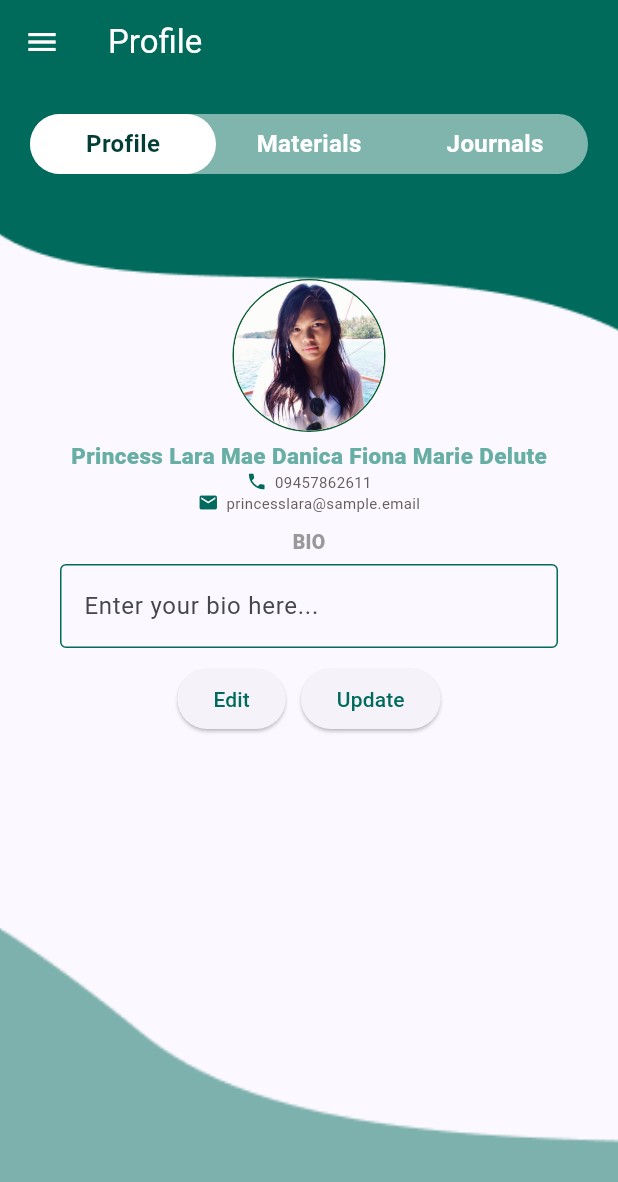
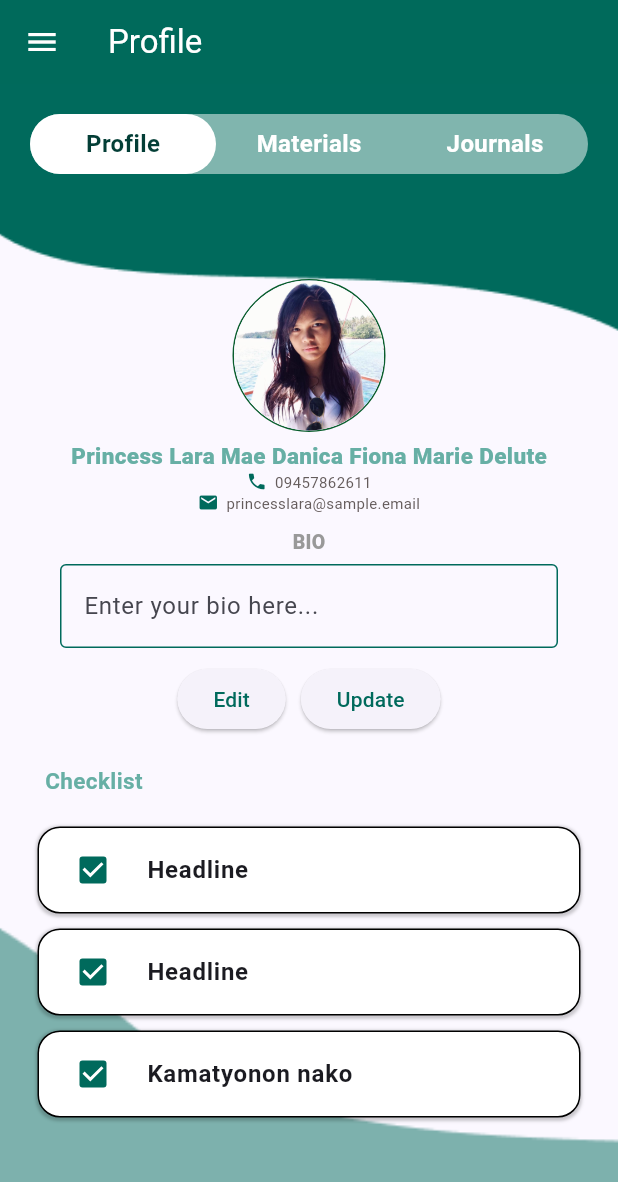
Before and after one commit to hcaja/thera, a Flutter app: the ParentProfile screen opened directly, on a phone screen of 412 x 824 dp. Shown: the top 1182 px of the screen. Run offline on Flutter 3.47's test engine with Material 2 defaults, Android fonts, the phone set to English and light mode, and no system bars; our stand-ins replace delayed_display, google_maps_flutter, image_picker, logger, pocketbase; missing offline and left inert: custom_clippers; Roboto replaces fonts that are missing (Poppin, Poppins).

Commit message:
checklist and parent profile update

```diff
--- /dev/null
+++ b/flutter_application_1/lib/screens/parent/check_list.dart
@@ -0,0 +1,139 @@
+import 'package:flutter/material.dart';
+
+class CustomCheckboxListTile extends StatefulWidget {
+  const CustomCheckboxListTile({Key? key}) : super(key: key);
+
+  @override
+  State<CustomCheckboxListTile> createState() => _CustomCheckboxListTileState();
+}
+
+class _CustomCheckboxListTileState extends State<CustomCheckboxListTile> {
+  bool checkboxValue1 = true;
+  bool checkboxValue2 = true;
+  bool checkboxValue3 = true;
+
+  @override
+  Widget build(BuildContext context) {
+    return Padding(
+      padding: const EdgeInsets.symmetric(horizontal: 25),
+      child: Column(
+        children: <Widget>[
+          Container(
+            decoration: BoxDecoration(
+              color: Colors.white,
+              border: Border.all(
+                color: const Color.fromARGB(255, 0, 0, 0), // Border color
+                width: 1.0, // Border width
+              ),
+              borderRadius: BorderRadius.circular(15.0),
+              boxShadow: [
+                // black shadow
+                BoxShadow(
+                  color: Colors.black.withOpacity(0.2),
+                  spreadRadius: 1,
+                  blurRadius: 1,
+                  offset: const Offset(0, 1), // changes position of shadow
+                ),
+              ],
+            ),
+            child: CheckboxListTile(
+              value: checkboxValue1,
+              onChanged: (bool? value) {
+                setState(() {
+                  checkboxValue1 = value ?? false;
+                });
+              },
+              title: const Text(
+                'Headline',
+                style: TextStyle(
+                    fontFamily: 'Poppin', fontWeight: FontWeight.w600),
+              ),
+              controlAffinity: ListTileControlAffinity
+                  .leading, // Place the checkbox on the leading side
+              activeColor: const Color(
+                  0xFF006A5C), // Change the color of the checked checkbox
+              checkColor: Colors.white, // Change the color of the checkmark
+            ),
+          ),
+          const SizedBox(height: 10),
+          Container(
+            decoration: BoxDecoration(
+              color: Colors.white,
+              border: Border.all(
+                color: const Color.fromARGB(255, 0, 0, 0), // Border color
+                width: 1.0, // Border width
+              ),
+              borderRadius: BorderRadius.circular(15.0),
+              boxShadow: [
+                // black shadow
+                BoxShadow(
+                  color: Colors.black.withOpacity(0.2),
+                  spreadRadius: 1,
+                  blurRadius: 1,
+                  offset: const Offset(0, 1), // changes position of shadow
+                ),
+              ],
+            ),
+            child: CheckboxListTile(
+              value: checkboxValue2,
+              onChanged: (bool? value) {
+                setState(() {
+                  checkboxValue2 = value ?? false;
+                });
+              },
+              title: const Text(
+                'Headline',
+                style: TextStyle(
+                    fontFamily: 'Poppin', fontWeight: FontWeight.w600),
+              ),
+              controlAffinity: ListTileControlAffinity
+                  .leading, // Place the checkbox on the leading side
+              activeColor: const Color(
+                  0xFF006A5C), // Change the color of the checked checkbox
+              checkColor: Colors.white, // Change the color of the checkmark
+            ),
+          ),
+          const SizedBox(height: 10),
+          Container(
+            decoration: BoxDecoration(
+              color: Colors.white,
+              border: Border.all(
+                color: const Color.fromARGB(255, 0, 0, 0), // Border color
+                width: 1.0, // Border width
+              ),
+              borderRadius: BorderRadius.circular(15.0),
+              boxShadow: [
+                // black shadow
+                BoxShadow(
+                  color: Colors.black.withOpacity(0.2),
+                  spreadRadius: 1,
+                  blurRadius: 1,
+                  offset: const Offset(0, 1), // changes position of shadow
+                ),
+              ],
+            ),
+            child: CheckboxListTile(
+              value: checkboxValue3,
+              onChanged: (bool? value) {
+                setState(() {
+                  checkboxValue3 = value ?? false;
+                });
+              },
+              title: const Text(
+                'Kamatyonon nako',
+                style: TextStyle(
+                    fontFamily: 'Poppin', fontWeight: FontWeight.w600),
+              ),
+              controlAffinity: ListTileControlAffinity
+                  .leading, // Place the checkbox on the leading side
+              activeColor: const Color(
+                  0xFF006A5C), // Change the color of the checked checkbox
+              checkColor: Colors.white, // Change the color of the checkmark
+            ),
+          ),
+          const SizedBox(height: 10),
+        ],
+      ),
+    );
+  }
+}
--- a/flutter_application_1/lib/screens/parent/parent_profile.dart
+++ b/flutter_application_1/lib/screens/parent/parent_profile.dart
@@ -1,6 +1,7 @@
 import 'package:flutter/material.dart';
 import 'package:flutter_application_1/screens/auth/connection.dart';
 import 'package:flutter_application_1/screens/auth/login_as.dart';
+import 'package:flutter_application_1/screens/parent/check_list.dart';
 import 'package:flutter_application_1/screens/parent/tab_bar.dart';
 
 class ParentProfile extends StatelessWidget {
@@ -212,7 +213,8 @@ class ParentProfile extends StatelessWidget {
           ),
 
           Positioned(
-            child: ListView(children: <Widget>[
+            child: ListView(
+              children: <Widget>[
                 const SizedBox(height: 20),
 
                 // - Tab bar -
@@ -325,7 +327,8 @@ class ParentProfile extends StatelessWidget {
 
                         // Bio Text Field
                         Padding(
-                        padding: const EdgeInsets.only(left: 40.0, right: 40.0),
+                          padding:
+                              const EdgeInsets.only(left: 40.0, right: 40.0),
                           child: TextFormField(
                             decoration: const InputDecoration(
                               hintText: "Enter your bio here...", // Hint text
@@ -333,7 +336,8 @@ class ParentProfile extends StatelessWidget {
                                 borderSide: BorderSide(color: Colors.green),
                               ),
                               enabledBorder: OutlineInputBorder(
-                              borderSide: BorderSide(color: Color(0xFF006A5C)),
+                                borderSide:
+                                    BorderSide(color: Color(0xFF006A5C)),
                               ),
                             ),
                           ),
@@ -370,11 +374,31 @@ class ParentProfile extends StatelessWidget {
                             ),
                           ],
                         ),
+                        // spacing between buttons and checklist
+                        const SizedBox(height: 20),
+                        const Padding(
+                          padding: EdgeInsets.only(left: 30.0),
+                          child: Align(
+                            alignment: Alignment.centerLeft,
+                            child: Text(
+                              'Checklist',
+                              style: TextStyle(
+                                fontFamily: 'Poppins',
+                                fontSize: 15,
+                                fontWeight: FontWeight.bold,
+                                color: Color(0xFF67AFA5),
+                              ),
+                            ),
+                          ),
+                        ),
+                        const SizedBox(height: 20),
+                        const CustomCheckboxListTile(),
                       ],
                     )
                   ],
                 ),
-            ]),
+              ],
+            ),
           ),
         ]),
       ),
```
Lines whose indentation alone changed are shown as unchanged.
